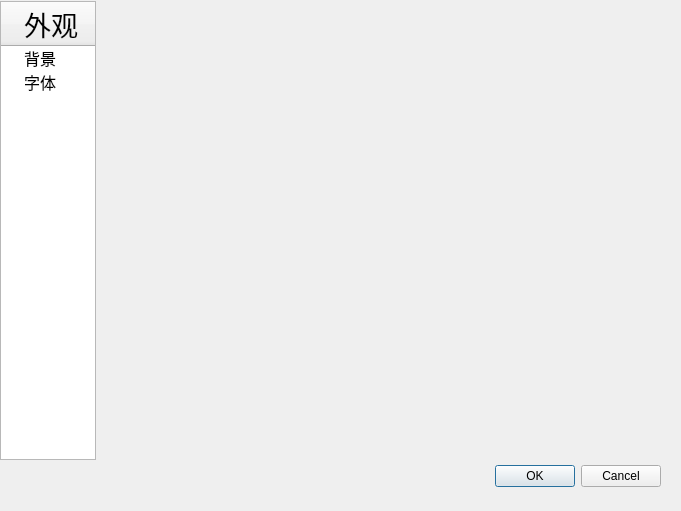
Before: the Qt Designer form options.ui in iylfei/MusicPlayer, drawn with Qt 5.
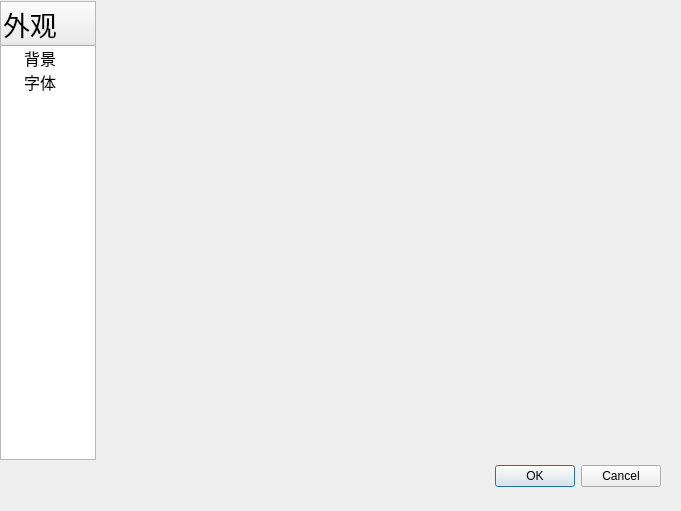
After: the same form once the commit is applied. The open tabs and pages were chosen to show the change.

```diff
--- a/options.ui
+++ b/options.ui
@@ -29,7 +29,7 @@
     <set>QDialogButtonBox::StandardButton::Cancel|QDialogButtonBox::StandardButton::Ok</set>
    </property>
   </widget>
-  <widget class="QWidget" name="">
+  <widget class="QWidget" name="layoutWidget">
    <property name="geometry">
     <rect>
      <x>0</x>
@@ -39,6 +39,9 @@
     </rect>
    </property>
    <layout class="QHBoxLayout" name="horizontalLayout" stretch="1,6">
+    <property name="spacing">
+     <number>0</number>
+    </property>
     <item>
      <widget class="QTreeWidget" name="treeWidget">
       <property name="minimumSize">
@@ -73,7 +76,7 @@
         </font>
        </property>
        <property name="textAlignment">
-        <set>AlignCenter</set>
+        <set>AlignLeading|AlignVCenter</set>
        </property>
       </column>
       <item>
```
Left out of the diff: 3 changed lines with no effect on the pictures.
